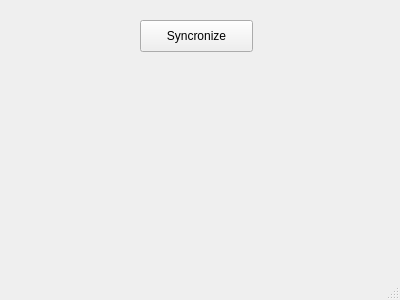
The window that Src/GUI/mainwindow.ui (ifeherva/HearthDuster) describes before a commit, drawn with Qt 5.
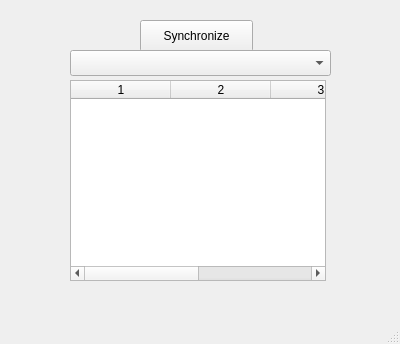
The same window after the commit.

```diff
--- a/Src/GUI/mainwindow.ui
+++ b/Src/GUI/mainwindow.ui
@@ -7,7 +7,7 @@
     <x>0</x>
     <y>0</y>
     <width>400</width>
-    <height>300</height>
+    <height>344</height>
    </rect>
   </property>
   <property name="windowTitle">
@@ -24,9 +24,39 @@
      </rect>
     </property>
     <property name="text">
-     <string>Syncronize</string>
+     <string>Synchronize</string>
     </property>
    </widget>
+   <widget class="QComboBox" name="strategiesComboBox">
+    <property name="geometry">
+     <rect>
+      <x>70</x>
+      <y>50</y>
+      <width>261</width>
+      <height>26</height>
+     </rect>
+    </property>
+   </widget>
+   <widget class="QTableWidget" name="resultsTableWidget">
+    <property name="geometry">
+     <rect>
+      <x>70</x>
+      <y>80</y>
+      <width>256</width>
+      <height>201</height>
+     </rect>
+    </property>
+    <property name="editTriggers">
+     <set>QAbstractItemView::NoEditTriggers</set>
+    </property>
+    <property name="columnCount">
+     <number>4</number>
+    </property>
+    <column/>
+    <column/>
+    <column/>
+    <column/>
+   </widget>
   </widget>
   <widget class="QMenuBar" name="menuBar">
    <property name="geometry">
```
Left out of the diff: 2 changed lines with no effect on the pictures.
